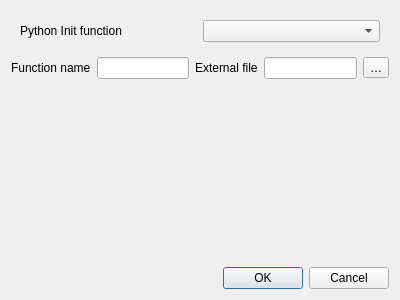
Qt form src/ui/qgsattributesforminitcode.ui (carsmie/QGIS) before a commit.
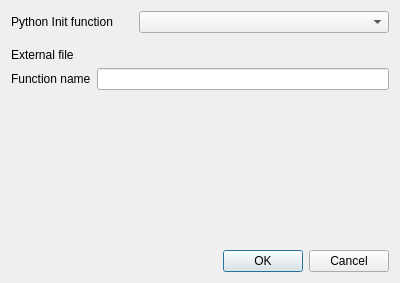
The same form after that commit. Custom widgets are drawn as their Qt base class.

Commit message: improve layout in Python init function editor (fix #17428)

What changed in the file:
```diff
--- a/src/ui/qgsattributesforminitcode.ui
+++ b/src/ui/qgsattributesforminitcode.ui
@@ -7,95 +7,96 @@
     <x>0</x>
     <y>0</y>
     <width>400</width>
-    <height>300</height>
+    <height>283</height>
    </rect>
   </property>
   <property name="windowTitle">
    <string>Python Init Code Configuration</string>
   </property>
-  <layout class="QGridLayout" name="gridLayout">
-   <item row="1" column="0">
+  <layout class="QGridLayout" name="gridLayout_2">
+   <item row="0" column="0">
+    <widget class="QLabel" name="label_3">
+     <property name="toolTip">
+      <string>The function code of the function can be loaded from the source code entered 
+in this dialog, from an external python file or from the environment (for example 
+from a plugin or from startup.py).
+
+An example is:
+
+          from qgis.PyQt.QtWidgets import QWidget
+
+          def my_form_open(dialog, layer, feature):
+	geom = feature.geometry()
+	control = dialog.findChild(QWidget,&quot;MyLineEdit&quot;)
+
+Reference in function name: my_form_open
+
+</string>
+     </property>
+     <property name="text">
+      <string>Python Init function</string>
+     </property>
+    </widget>
+   </item>
+   <item row="0" column="1" colspan="2">
+    <widget class="QComboBox" name="mInitCodeSourceComboBox">
+     <property name="toolTip">
+      <string>The function code of the function can be loaded from the source code entered 
+in this dialog,  from an external python file or from the environment (for example 
+from a plugin or from startup.py).
+
+An example is:
+
+          rom qgis.PyQt.QtWidgets import QWidget
+
+          def my_form_open(dialog, layer, feature):
+	geom = feature.geometry()
+	control = dialog.findChild(QWidget,&quot;MyLineEdit&quot;)
+
+Reference in function name: my_form_open
+
+</string>
+     </property>
+    </widget>
+   </item>
+   <item row="1" column="0" colspan="3">
     <widget class="QWidget" name="mInitFunctionContainer" native="true">
-     <property name="sizePolicy">
-      <sizepolicy hsizetype="Preferred" vsizetype="Minimum">
-       <horstretch>0</horstretch>
-       <verstretch>0</verstretch>
-      </sizepolicy>
-     </property>
-     <property name="maximumSize">
-      <size>
-       <width>16777215</width>
-       <height>50</height>
-      </size>
-     </property>
-     <layout class="QHBoxLayout" name="horizontalLayout_4">
+     <layout class="QGridLayout" name="gridLayout">
       <property name="leftMargin">
        <number>0</number>
       </property>
-      <property name="topMargin">
-       <number>0</number>
-      </property>
       <property name="rightMargin">
        <number>0</number>
       </property>
-      <property name="bottomMargin">
-       <number>0</number>
-      </property>
-      <item>
+      <item row="0" column="0">
+       <widget class="QLabel" name="mInitFilePathLabel">
+        <property name="text">
+         <string>External file</string>
+        </property>
+       </widget>
+      </item>
+      <item row="0" column="1">
+       <widget class="QgsFileWidget" name="mInitFileWidget" native="true"/>
+      </item>
+      <item row="1" column="0">
        <widget class="QLabel" name="mInitFunctionLabel">
         <property name="text">
          <string>Function name</string>
         </property>
        </widget>
       </item>
-      <item>
+      <item row="1" column="1">
        <widget class="QLineEdit" name="mInitFunctionLineEdit">
         <property name="toolTip">
          <string>Enter the name of the form init function.</string>
         </property>
        </widget>
       </item>
-      <item>
-       <widget class="QLabel" name="mInitFilePathLabel">
-        <property name="text">
-         <string>External file</string>
-        </property>
-       </widget>
-      </item>
-      <item>
-       <widget class="QLineEdit" name="mInitFilePathLineEdit"/>
-      </item>
-      <item>
-       <widget class="QToolButton" name="pbtnSelectInitFilePath">
-        <property name="text">
-         <string>…</string>
-        </property>
-       </widget>
-      </item>
-      <item>
-       <spacer name="horizontalSpacer_4">
-        <property name="orientation">
-         <enum>Qt::Horizontal</enum>
-        </property>
-        <property name="sizeHint" stdset="0">
-         <size>
-          <width>0</width>
-          <height>0</height>
-         </size>
-        </property>
-       </spacer>
-      </item>
      </layout>
     </widget>
    </item>
-   <item row="4" column="0">
+   <item row="5" column="0" colspan="3">
     <widget class="QDialogButtonBox" name="buttonBox">
-     <property name="maximumSize">
-      <size>
-       <width>16777215</width>
-       <height>50</height>
-      </size>
-     </property>
      <property name="orientation">
       <enum>Qt::Horizontal</enum>
      </property>
@@ -104,67 +105,17 @@
      </property>
     </widget>
    </item>
-   <item row="2" column="0">
-    <widget class="QgsCodeEditorPython" name="mInitCodeEditorPython" native="true"/>
-   </item>
-   <item row="0" column="0">
-    <widget class="QWidget" name="mInitCodeSourceContainter" native="true">
-     <property name="maximumSize">
-      <size>
-       <width>16777215</width>
-       <height>50</height>
-      </size>
+   <item row="3" column="0" colspan="3">
+    <widget class="QgsCodeEditorPython" name="mInitCodeEditorPython" native="true">
+     <property name="sizePolicy">
+      <sizepolicy hsizetype="Expanding" vsizetype="Expanding">
+       <horstretch>0</horstretch>
+       <verstretch>1</verstretch>
+      </sizepolicy>
      </property>
-     <layout class="QHBoxLayout" name="horizontalLayout">
-      <item>
-       <widget class="QLabel" name="label_3">
-        <property name="toolTip">
-         <string>The function code of the function can be loaded from the source code entered 
-in this dialog,  from an external python file or from the environment (for example 
-from a plugin or from startup.py).
-
-An example is:
-
-          rom qgis.PyQt.QtWidgets import QWidget
-
-          def my_form_open(dialog, layer, feature):
-	geom = feature.geometry()
-	control = dialog.findChild(QWidget,&quot;MyLineEdit&quot;)
-
-Reference in function name: my_form_open
-
-</string>
-        </property>
-        <property name="text">
-         <string>Python Init function</string>
-        </property>
-       </widget>
-      </item>
-      <item>
-       <widget class="QComboBox" name="mInitCodeSourceComboBox">
-        <property name="toolTip">
-         <string>The function code of the function can be loaded from the source code entered 
-in this dialog,  from an external python file or from the environment (for example 
-from a plugin or from startup.py).
-
-An example is:
-
-          rom qgis.PyQt.QtWidgets import QWidget
-
-          def my_form_open(dialog, layer, feature):
-	geom = feature.geometry()
-	control = dialog.findChild(QWidget,&quot;MyLineEdit&quot;)
-
-Reference in function name: my_form_open
-
-</string>
-        </property>
-       </widget>
-      </item>
-     </layout>
     </widget>
    </item>
-   <item row="3" column="0">
+   <item row="4" column="1">
     <spacer name="verticalSpacer">
      <property name="orientation">
       <enum>Qt::Vertical</enum>
@@ -172,7 +123,7 @@
      <property name="sizeHint" stdset="0">
       <size>
        <width>20</width>
-       <height>40</height>
+       <height>0</height>
       </size>
      </property>
     </spacer>
@@ -186,6 +137,11 @@
    <header>qgscodeeditorpython.h</header>
    <container>1</container>
   </customwidget>
+  <customwidget>
+   <class>QgsFileWidget</class>
+   <extends>QWidget</extends>
+   <header>qgsfilewidget.h</header>
+  </customwidget>
  </customwidgets>
  <resources/>
  <connections>
```
Left out of the diff: 4 changed lines with no effect on the pictures. The commit also changes 2 other files.
